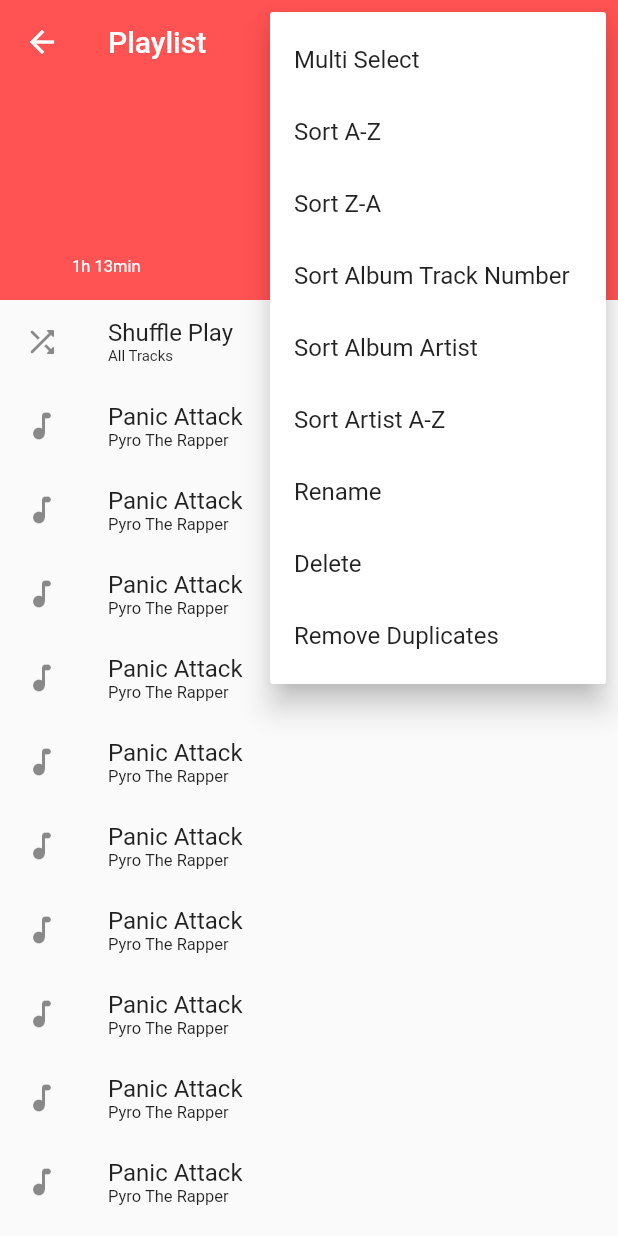
After one commit to onumengine/music_player, a Flutter app: the PlaylistPage screen opened by its route, after a tap on the "more vert" icon, on a phone screen of 412 x 824 dp. The commit adds this screen. Run offline on Flutter 3.47's test engine with Material 2 defaults, Android fonts, the phone set to English and light mode, and no system bars.

Commit message:
Feat(playlist_page):Created the [PlaylistPage]

```diff
--- a/lib/main.dart
+++ b/lib/main.dart
@@ -3,13 +3,14 @@ import 'package:music_player/ui/screens/library/artist_page.dart';
 import 'package:music_player/ui/screens/library/album_page.dart';
 import 'package:music_player/ui/screens/library/genre_page.dart';
 import 'package:music_player/ui/screens/library/now_playing_screen.dart';
+import 'package:music_player/ui/screens/playlists/playlist_page.dart';
 import 'package:music_player/ui/screens/playlists/playlists_home_screen.dart';
-import 'ui/components/drawer_layout.dart';
-import 'ui/screens/library/tracks_screen.dart';
-import 'ui/screens/library/albums_screen.dart';
-import 'ui/screens/library/artists_screen.dart';
-import 'ui/screens/library/genres_screen.dart';
-import 'ui/screens/settings/settings_screen.dart';
+import 'package:music_player/ui/components/drawer_layout.dart';
+import 'package:music_player/ui/screens/library/tracks_screen.dart';
+import 'package:music_player/ui/screens/library/albums_screen.dart';
+import 'package:music_player/ui/screens/library/artists_screen.dart';
+import 'package:music_player/ui/screens/library/genres_screen.dart';
+import 'package:music_player/ui/screens/settings/settings_screen.dart';
 
 void main() {
   runApp(MyApp());
@@ -33,6 +34,7 @@ class MyApp extends StatelessWidget {
         '/album_page': (context) => AlbumPage(),
         '/now_playing_screen': (context) => NowPlayingScreen(),
         '/genre_page': (context) => GenrePage(),
+        '/playlist_page': (context) => PlaylistPage(),
       },
     );
   }
--- a/lib/ui/components/playlist_tile.dart
+++ b/lib/ui/components/playlist_tile.dart
@@ -26,6 +26,9 @@ class PlaylistTileState extends State<PlaylistTile> {
           fontSize: 12.0,
         ),
       ),
+      onTap: () {
+        Navigator.of(context).pushNamed('/playlist_page');
+      },
     );
   }
 }
--- /dev/null
+++ b/lib/ui/screens/playlists/playlist_page.dart
@@ -0,0 +1,138 @@
+import 'package:flutter/material.dart';
+import 'package:music_player/ui/components/track_listtile.dart';
+import 'package:music_player/ui/components/shuffle_tile.dart';
+
+enum PlaylistMenu {
+  multiSelect,
+  sortAZ,
+  sortZA,
+  sortAlbumTrackNumber,
+  sortAlbumArtist,
+  sortArtistAZ,
+  rename,
+  delete,
+  removeDuplicates,
+}
+
+class PlaylistPage extends StatefulWidget {
+  PlaylistPageState createState() => PlaylistPageState();
+}
+
+class PlaylistPageState extends State<PlaylistPage> {
+  Widget build(BuildContext context) {
+    return Scaffold(
+      body: CustomScrollView(
+        slivers: <Widget>[
+          SliverAppBar(
+            title: Text('Playlist'),
+            expandedHeight: 200,
+            flexibleSpace: FlexibleSpaceBar(
+              background: Container(
+                color: Colors.redAccent,
+                child: Align(
+                  alignment: Alignment.bottomCenter,
+                  child: Padding(
+                    padding: const EdgeInsets.symmetric(
+                        vertical: 16.0, horizontal: 48.0),
+                    child: Row(
+                      mainAxisAlignment: MainAxisAlignment.spaceBetween,
+                      children: [
+                        Text(
+                          '1h 13min',
+                          style: TextStyle(
+                            color: Colors.white,
+                            fontSize: 11.0,
+                          ),
+                        ),
+                        Text(
+                          '20 tracks',
+                          style: TextStyle(
+                            color: Colors.white,
+                            fontSize: 11.0,
+                          ),
+                        ),
+                      ],
+                    ),
+                  ),
+                ),
+              ),
+            ),
+            actions: <Widget>[
+              IconButton(
+                icon: Icon(Icons.add_rounded),
+                onPressed: () {},
+              ),
+              PopupMenuButton<PlaylistMenu>(
+                itemBuilder: (BuildContext context) =>
+                    <PopupMenuItem<PlaylistMenu>>[
+                  PopupMenuItem<PlaylistMenu>(
+                    value: PlaylistMenu.multiSelect,
+                    child: Text('Multi Select'),
+                  ),
+                  PopupMenuItem<PlaylistMenu>(
+                    value: PlaylistMenu.multiSelect,
+                    child: Text('Sort A-Z'),
+                  ),
+                  PopupMenuItem<PlaylistMenu>(
+                    value: PlaylistMenu.multiSelect,
+                    child: Text('Sort Z-A'),
+                  ),
+                  PopupMenuItem<PlaylistMenu>(
+                    value: PlaylistMenu.multiSelect,
+                    child: Text('Sort Album Track Number'),
+                  ),
+                  PopupMenuItem<PlaylistMenu>(
+                    value: PlaylistMenu.multiSelect,
+                    child: Text('Sort Album Artist'),
+                  ),
+                  PopupMenuItem<PlaylistMenu>(
+                    value: PlaylistMenu.multiSelect,
+                    child: Text('Sort Artist A-Z'),
+                  ),
+                  PopupMenuItem<PlaylistMenu>(
+                    value: PlaylistMenu.multiSelect,
+                    child: Text('Rename'),
+                  ),
+                  PopupMenuItem<PlaylistMenu>(
+                    value: PlaylistMenu.multiSelect,
+                    child: Text('Delete'),
+                  ),
+                  PopupMenuItem<PlaylistMenu>(
+                    value: PlaylistMenu.multiSelect,
+                    child: Text('Remove Duplicates'),
+                  ),
+                ],
+              ),
+            ],
+          ),
+          SliverList(
+            delegate: SliverChildBuilderDelegate(
+              (BuildContext context, int index) {
+                return ShuffleTile();
+              },
+              childCount: 1,
+            ),
+          ),
+          SliverList(
+            delegate: SliverChildBuilderDelegate(
+              (BuildContext context, int index) {
+                return TrackListTile(
+                  thumbnail: Icon(Icons.music_note_rounded),
+                  title: Text('Panic Attack'),
+                  subtitle: Text(
+                    'Pyro The Rapper',
+                    style: TextStyle(
+                      fontSize: 11.0,
+                    ),
+                  ),
+                  onTap: () {},
+                );
+              },
+              childCount: 30,
+            ),
+          )
+        ],
+      ),
+    );
+  }
+}
```
